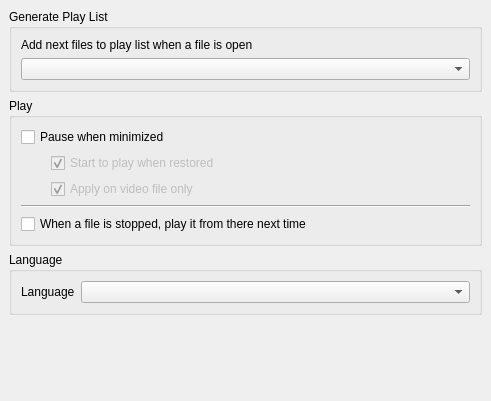
Qt form src/cmplayer/ui/prefstack.ui (bylee20/cmplayer-kldp.net) before a commit.
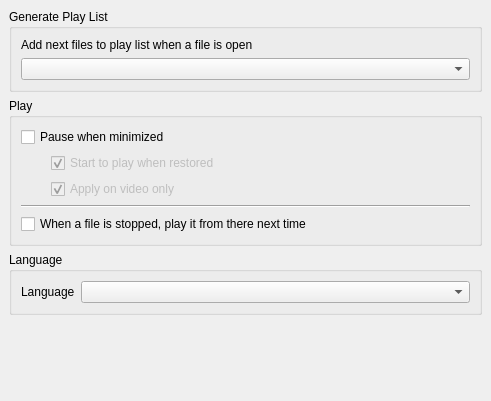
The same form after that commit. Custom widgets are drawn as their Qt base class.

The edit to the form file:
```diff
--- a/src/cmplayer/ui/prefstack.ui
+++ b/src/cmplayer/ui/prefstack.ui
@@ -106,7 +106,7 @@
             <bool>false</bool>
            </property>
            <property name="text" >
-            <string>Apply on video file only</string>
+            <string>Apply on video only</string>
            </property>
            <property name="checked" >
             <bool>true</bool>
```
